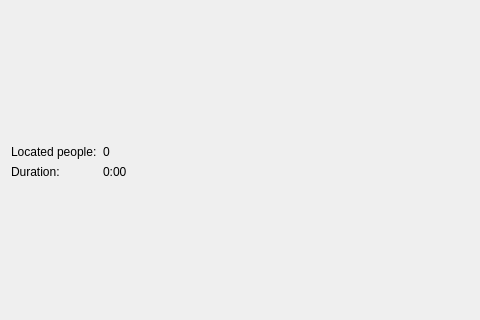
Above: src/ui/overviewsearchitem.ui from jspngh/shae-workstation before the change; both pictures show x 0 to 480 and y 172 to 492 of the 988 by 627 pixel window. Below: the same form after it.
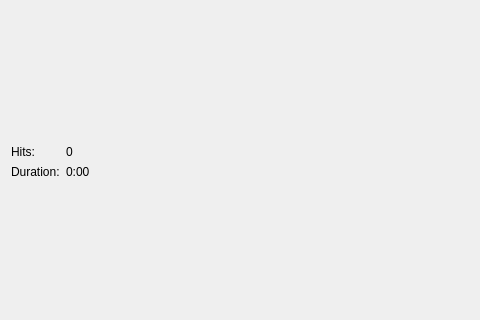
That is the form after the change.

What changed in the file:
```diff
--- a/src/ui/overviewsearchitem.ui
+++ b/src/ui/overviewsearchitem.ui
@@ -27,7 +27,7 @@
      <item row="0" column="0">
       <widget class="QLabel" name="locatedPeopleLabel">
        <property name="text">
-        <string>Located people:</string>
+        <string>Hits:</string>
        </property>
       </widget>
      </item>
```
